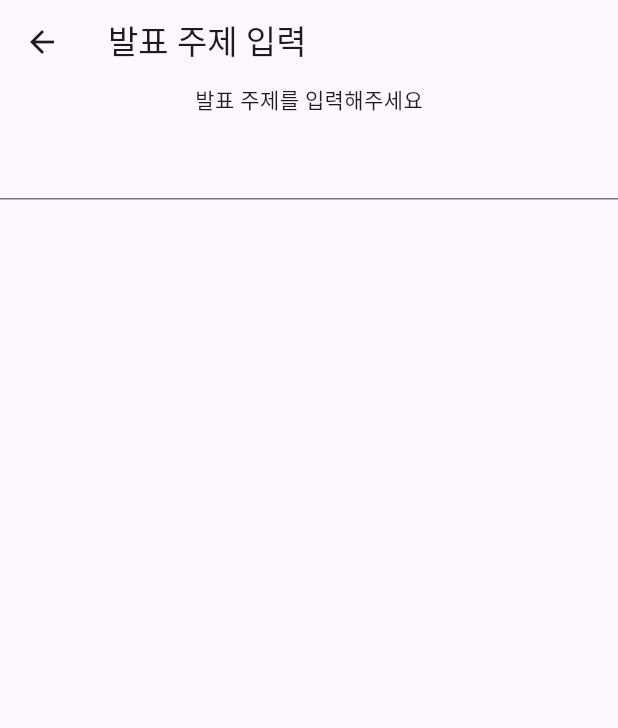
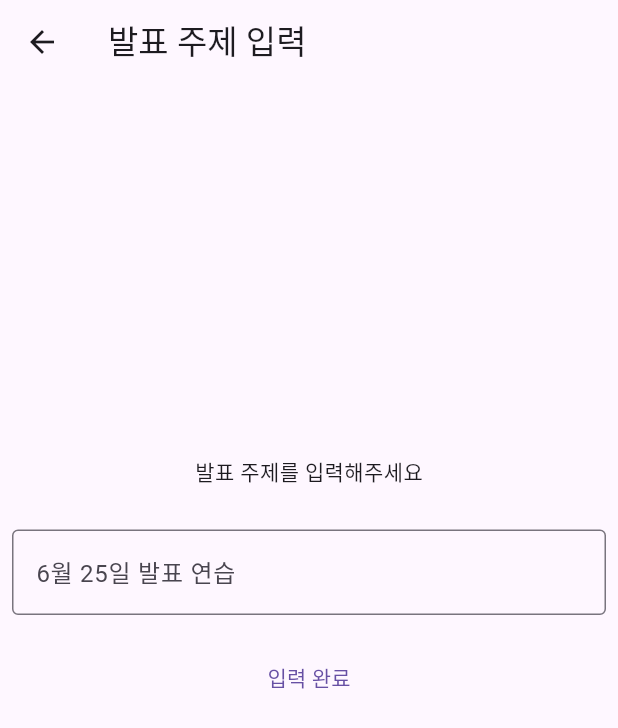
Before and after one commit to twenty-three-23/peech-flutter, a Flutter app: the screen it shows after launch, after a tap on "대본 입력하고 시작하기", on a phone screen of 412 x 824 dp. Shown: the top 728 px of the screen. Run offline on Flutter 3.47's test engine with Material 3 defaults, Android fonts, the phone set to English and light mode, and no system bars; our stand-ins replace get, permission_handler, shared_preferences; missing offline and left inert: flutter_sound.

Commit message:
feat: 연습 모드에 따른 라우팅
- 로컬 저장소에서 불러온 연습 모드에 따라 대본 입력 화면 또는 연습 화면으로 연결
- 디자인 약간 수정

#TT-98 themeInput

```diff
--- a/lib/features/home/view/homeScreen.dart
+++ b/lib/features/home/view/homeScreen.dart
@@ -1,4 +1,5 @@
 import 'package:flutter/material.dart';
+import 'package:swm_peech_flutter/features/common/dataSource/local_practice_mode_stroage.dart';
 
 class HomeScreen extends StatefulWidget {
   const HomeScreen({super.key});
@@ -19,11 +20,23 @@ class _HomeScreenState extends State<HomeScreen> {
             const Text("Peech - 당신의 발표 도우미"),
             const SizedBox(height: 20,),
             TextButton(
-                onPressed: () { Navigator.pushNamed(context, '/themeInput'); },
+                onPressed: () {
+                    LocalPracticeModeStorage().setMode(PracticeMode.withScript);
+                    Navigator.pushNamed(context, '/themeInput');
+                  },
                 child: const Text("대본 입력하고 시작하기")
             ),
-            TextButton(onPressed: () { Navigator.pushNamed(context, '/themeInput'); }, child: const Text("대본 입력하지 않고 시작하기")),
-            TextButton(onPressed: () {}, child: const Text("기록 보기")),
+            TextButton(
+                onPressed: () {
+                    LocalPracticeModeStorage().setMode(PracticeMode.noScript);
+                    Navigator.pushNamed(context, '/themeInput');
+                  },
+                child: const Text("대본 입력하지 않고 시작하기")
+            ),
+            TextButton(
+                onPressed: () {},
+                child: const Text("기록 보기")
+            ),
           ],
         ),
       ),
--- a/lib/features/themeInput/view/theme_input_screen.dart
+++ b/lib/features/themeInput/view/theme_input_screen.dart
@@ -1,4 +1,5 @@
 import 'package:flutter/material.dart';
+import 'package:swm_peech_flutter/features/common/dataSource/local_practice_mode_stroage.dart';
 
 class ThemeInputScreen extends StatelessWidget {
   const ThemeInputScreen({super.key});
@@ -9,15 +10,37 @@ class ThemeInputScreen extends StatelessWidget {
       appBar: AppBar(
         title: const Text("발표 주제 입력"),
       ),
-      body: Center(
-        child: Column(
-          crossAxisAlignment: CrossAxisAlignment.center,
-          children: [
-            Text("발표 주제를 입력해주세요"),
-            SizedBox(height: 8,),
-            TextField(),
-          ],
-        ),
+      body: Column(
+        mainAxisAlignment: MainAxisAlignment.center,
+        crossAxisAlignment: CrossAxisAlignment.center,
+        children: [
+          const Text("발표 주제를 입력해주세요"),
+          const SizedBox(height: 20,),
+          const Padding(
+            padding: EdgeInsets.all(8.0),
+            child: TextField(
+              minLines: 1,
+              maxLines: null,
+              decoration: InputDecoration(
+                  hintText: "6월 25일 발표 연습",
+                  border: OutlineInputBorder(),
+              ),
+            ),
+          ),
+          const SizedBox(height: 10,),
+          TextButton(
+              onPressed: () {
+                if (LocalPracticeModeStorage().getMode() == PracticeMode.withScript) {
+                  Navigator.pushNamed(context, '/scriptInput');
+                }
+                else if (LocalPracticeModeStorage().getMode() == PracticeMode.noScript) {
+                  Navigator.pushNamed(context, '/voiceRecodeNoScript');
+                }
+              },
+              child: const Text("입력 완료")
+          ),
+          const SizedBox(height: 100,),
+        ],
       ),
     );
   }
--- a/lib/main.dart
+++ b/lib/main.dart
@@ -1,5 +1,6 @@
 import 'package:flutter/material.dart';
 import 'package:get/get_navigation/src/root/get_material_app.dart';
+import 'package:swm_peech_flutter/features/common/dataSource/local_practice_mode_stroage.dart';
 import 'package:swm_peech_flutter/features/common/dataSource/local_script_stroage.dart';
 import 'package:swm_peech_flutter/routers/routers.dart';
 
@@ -13,6 +14,7 @@ class MyApp extends StatelessWidget {
   @override
   Widget build(BuildContext context) {
     LocalScriptStorage().init();
+    LocalPracticeModeStorage().init();
     return GetMaterialApp(
       getPages: Routers.routers,
       initialRoute: Routers.INITIAL,
```
